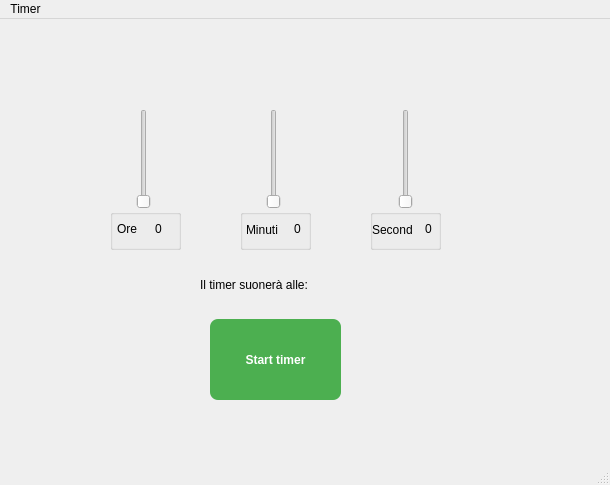
Qt form timerwindow.ui (GregorioViciani/TimerApp) before a commit.
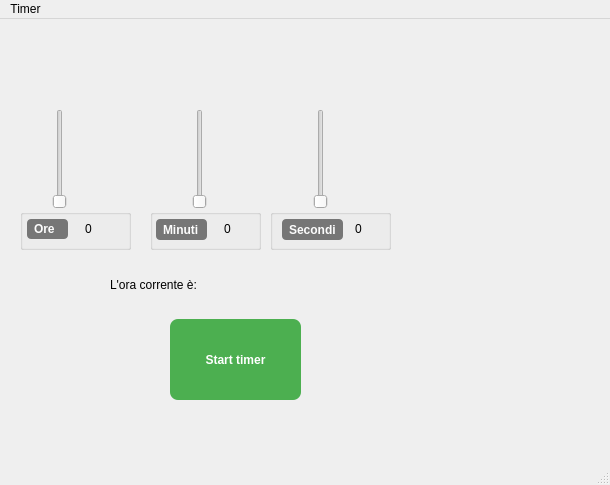
The same form after that commit.

Commit message: Incapsulamento timer e miglioramento UI

Patch:
```diff
--- a/timerwindow.ui
+++ b/timerwindow.ui
@@ -34,7 +34,7 @@
    <widget class="QSlider" name="oreslider">
     <property name="geometry">
      <rect>
-      <x>134</x>
+      <x>50</x>
       <y>90</y>
       <width>20</width>
       <height>100</height>
@@ -50,7 +50,7 @@
    <widget class="QSlider" name="minslider">
     <property name="geometry">
      <rect>
-      <x>264</x>
+      <x>190</x>
       <y>90</y>
       <width>20</width>
       <height>100</height>
@@ -66,12 +66,33 @@
    <widget class="QSlider" name="secslider">
     <property name="geometry">
      <rect>
-      <x>396</x>
+      <x>310</x>
       <y>90</y>
-      <width>20</width>
+      <width>21</width>
       <height>100</height>
      </rect>
     </property>
+    <property name="sizeIncrement">
+     <size>
+      <width>5</width>
+      <height>5</height>
+     </size>
+    </property>
+    <property name="styleSheet">
+     <string notr="true">QSlider::groove:horizontal {
+    height: 10px;
+    background: rgba(0,0,0,80);
+    border-radius: 5px;
+}
+QSlider::handle:horizontal {
+    width: 20px;
+    height: 20px;
+    background: white;
+    border: 2px solid rgba(0,0,0,120);
+    margin: -5px 0;
+    border-radius: 10px;
+}</string>
+    </property>
     <property name="maximum">
      <number>59</number>
     </property>
@@ -82,12 +103,22 @@
    <widget class="QLabel" name="label">
     <property name="geometry">
      <rect>
-      <x>117</x>
+      <x>27</x>
       <y>200</y>
-      <width>30</width>
+      <width>41</width>
       <height>20</height>
      </rect>
     </property>
+    <property name="styleSheet">
+     <string notr="true">QLabel {
+               color: white;                                      
+               font-weight: bold;                                 
+               text-shadow: 1px 1px 2px black;                    
+               background-color: rgba(0, 0, 0, 128);            
+               padding: 4px;                                    
+               border-radius: 4px;                                
+            }</string>
+    </property>
     <property name="text">
      <string>Ore</string>
     </property>
@@ -95,12 +126,22 @@
    <widget class="QLabel" name="label_2">
     <property name="geometry">
      <rect>
-      <x>246</x>
+      <x>156</x>
       <y>200</y>
-      <width>41</width>
+      <width>51</width>
       <height>21</height>
      </rect>
     </property>
+    <property name="styleSheet">
+     <string notr="true">QLabel {
+               color: white;                                      
+               font-weight: bold;                                 
+               text-shadow: 1px 1px 2px black;                    
+               background-color: rgba(0, 0, 0, 128);            
+               padding: 4px;                                    
+               border-radius: 4px;                                
+            }</string>
+    </property>
     <property name="text">
      <string>Minuti</string>
     </property>
@@ -108,12 +149,22 @@
    <widget class="QLabel" name="label_3">
     <property name="geometry">
      <rect>
-      <x>372</x>
+      <x>282</x>
       <y>200</y>
-      <width>41</width>
+      <width>61</width>
       <height>21</height>
      </rect>
     </property>
+    <property name="styleSheet">
+     <string notr="true">QLabel {
+               color: white;                                      
+               font-weight: bold;                                 
+               text-shadow: 1px 1px 2px black;                    
+               background-color: rgba(0, 0, 0, 128);            
+               padding: 4px;                                    
+               border-radius: 4px;                                
+            }</string>
+    </property>
     <property name="text">
      <string>Secondi</string>
     </property>
@@ -121,10 +172,10 @@
    <widget class="QLabel" name="orelabel">
     <property name="geometry">
      <rect>
-      <x>155</x>
-      <y>200</y>
+      <x>85</x>
+      <y>191</y>
       <width>30</width>
-      <height>20</height>
+      <height>38</height>
      </rect>
     </property>
     <property name="text">
@@ -134,10 +185,10 @@
    <widget class="QLabel" name="minlabel">
     <property name="geometry">
      <rect>
-      <x>294</x>
-      <y>200</y>
+      <x>224</x>
+      <y>191</y>
       <width>30</width>
-      <height>20</height>
+      <height>38</height>
      </rect>
     </property>
     <property name="text">
@@ -147,10 +198,10 @@
    <widget class="QLabel" name="seclabel">
     <property name="geometry">
      <rect>
-      <x>425</x>
-      <y>200</y>
+      <x>355</x>
+      <y>191</y>
       <width>30</width>
-      <height>20</height>
+      <height>38</height>
      </rect>
     </property>
     <property name="text">
@@ -160,9 +211,9 @@
    <widget class="QGroupBox" name="groupBox">
     <property name="geometry">
      <rect>
-      <x>110</x>
+      <x>20</x>
       <y>190</y>
-      <width>71</width>
+      <width>111</width>
       <height>41</height>
      </rect>
     </property>
@@ -173,9 +224,9 @@
    <widget class="QGroupBox" name="groupBox_2">
     <property name="geometry">
      <rect>
-      <x>240</x>
+      <x>150</x>
       <y>190</y>
-      <width>71</width>
+      <width>111</width>
       <height>41</height>
      </rect>
     </property>
@@ -186,9 +237,9 @@
    <widget class="QGroupBox" name="groupBox_3">
     <property name="geometry">
      <rect>
-      <x>370</x>
+      <x>270</x>
       <y>190</y>
-      <width>71</width>
+      <width>121</width>
       <height>41</height>
      </rect>
     </property>
@@ -199,7 +250,7 @@
    <widget class="QPushButton" name="starttimer">
     <property name="geometry">
      <rect>
-      <x>210</x>
+      <x>170</x>
       <y>300</y>
       <width>131</width>
       <height>81</height>
@@ -232,14 +283,14 @@
    <widget class="QLabel" name="ringlabel">
     <property name="geometry">
      <rect>
-      <x>200</x>
+      <x>110</x>
       <y>250</y>
-      <width>191</width>
+      <width>241</width>
       <height>31</height>
      </rect>
     </property>
     <property name="text">
-     <string>Il timer suonerà alle: </string>
+     <string>L'ora corrente è: </string>
     </property>
    </widget>
   </widget>
```
The commit also changes 98 other files.
